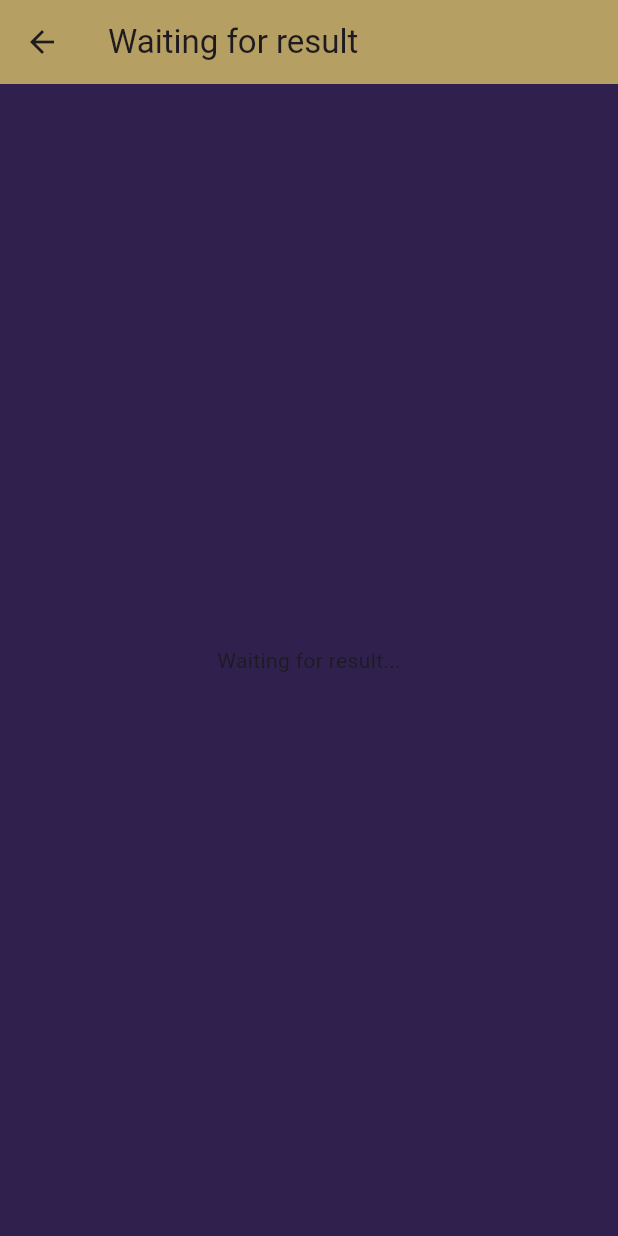
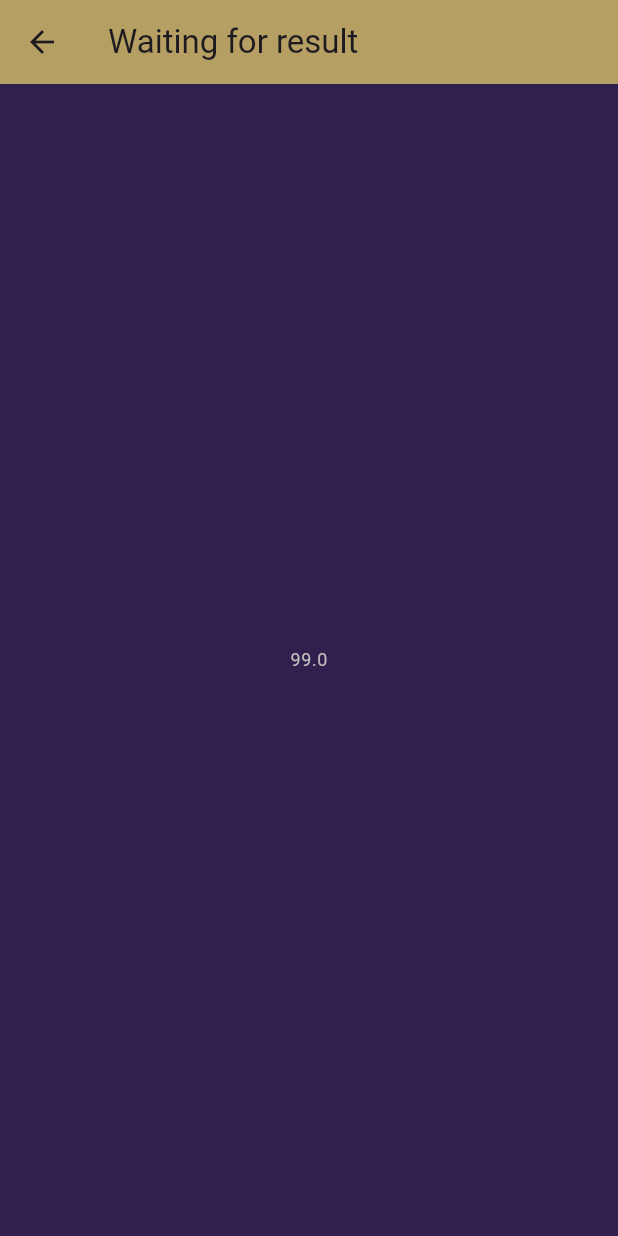
Before and after one commit to walkerhsu/makeNTU2024, a Flutter app: the WaitResultPage screen opened directly, on a phone screen of 412 x 824 dp. Run offline on Flutter 3.47's test engine with Material 3 defaults, Android fonts, the phone set to English and light mode, and no system bars; our stand-ins replace flutter_dotenv, flutter_redux, flutter_tts, geolocator, loading_animation_widget, quickalert and 1 more; missing offline and left inert: mapbox_gl, mapbox_search.

Commit message:
:sparkles: add userState with health and show on waiting page

```diff
--- a/app/lib/game/game_main/story.dart
+++ b/app/lib/game/game_main/story.dart
@@ -76,8 +76,6 @@
                   store.dispatch(SetVoiceTextAction(newVoiceText));
                   store.dispatch(SpeakTextAction(newVoiceText));
                 }
-                // pop the last route
-                Navigator.pop(context);
                 // push the new route on the previous route
                 Navigator.pushNamed(context, '/game/wait_result');
               },
--- /dev/null
+++ b/app/lib/game/game_main/userState/actions.dart
@@ -0,0 +1,5 @@
+class SetHealthAction {
+  final double health;
+
+  SetHealthAction(this.health);
+}
--- /dev/null
+++ b/app/lib/game/game_main/userState/reducer.dart
@@ -0,0 +1,10 @@
+import 'package:rpg_game/game/game_main/userState/actions.dart';
+import 'package:rpg_game/game/game_main/userState/state.dart';
+
+// Reducer for the speaking state
+UserState setUserStateReducer(UserState state, dynamic action) {
+  if (action is SetHealthAction) {
+    return state.copyWith(health: action.health);
+  }
+  return state;
+}
--- /dev/null
+++ b/app/lib/game/game_main/userState/state.dart
@@ -0,0 +1,15 @@
+class UserState {
+  double health;
+
+  UserState({
+    this.health = 100.0,
+  });
+
+  UserState copyWith({
+    double? health,
+  }) {
+    return UserState(
+      health: health ?? this.health,
+    );
+  }
+}
--- /dev/null
+++ b/app/lib/game/game_main/userState/store.dart
@@ -0,0 +1,8 @@
+import 'package:redux/redux.dart';
+import 'package:rpg_game/game/game_main/userState/reducer.dart';
+import 'package:rpg_game/game/game_main/userState/state.dart';
+
+final Store<UserState> store = Store<UserState>(
+  setUserStateReducer,
+  initialState: UserState(),
+);
--- a/app/lib/game/game_main/wait_result.dart
+++ b/app/lib/game/game_main/wait_result.dart
@@ -1,22 +1,43 @@
+import 'dart:async';
+
 import 'package:flutter/material.dart';
+import 'package:flutter_redux/flutter_redux.dart';
+import 'package:rpg_game/game/game_main/userState/actions.dart';
+import 'package:rpg_game/game/game_main/userState/state.dart';
+import 'package:rpg_game/game/game_main/userState/store.dart';
 
-class WaitResultPage extends StatelessWidget {
+class WaitResultPage extends StatefulWidget {
   const WaitResultPage({super.key});
+
+  @override
+  State<WaitResultPage> createState() => _WaitResultPageState();
+}
+
+class _WaitResultPageState extends State<WaitResultPage> {
+  Timer? timer = Timer.periodic(const Duration(seconds: 1), (Timer timer) {
+    store.dispatch(SetHealthAction(store.state.health - 1));
+  });
+
   @override
   Widget build(BuildContext context) {
-    print("in");
+    return StoreProvider<UserState>(
+        store: store,
+        child: StoreConnector<UserState, double>(
+            converter: (store) => store.state.health,
+            builder: (context, health) {
               return Scaffold(
                 appBar: AppBar(
-        title: Text('Waiting for result'),
+                  title: const Text('Waiting for result'),
                 ),
                 body: Center(
                   child: Column(
                     mainAxisAlignment: MainAxisAlignment.center,
                     children: <Widget>[
-            Text('Waiting for result...'),
+                      Text(store.state.health.toString(), style: Theme.of(context).textTheme.bodySmall),
                     ],
                   ),
                 ),
               );
+            }));
   }
 }
--- a/app/lib/main.dart
+++ b/app/lib/main.dart
@@ -1,8 +1,8 @@
 import 'package:flutter/material.dart';
 import 'package:flutter_dotenv/flutter_dotenv.dart';
 import 'package:mapbox_search/mapbox_search.dart';
+import 'package:rpg_game/game/game_main/wait_result.dart';
 
-import 'quiz.dart';
 import 'quiz_result.dart';
 import 'welcome.dart';
 import 'game/game_settings/game_settings.dart';
@@ -28,11 +28,10 @@
       home: const WelcomePage(),
       routes: {
         '/home': (context) => const WelcomePage(),
-        '/quiz': (context) => const QuizPage(),
         '/result': (context) => const ResultPage(),
         '/game/settings': (context) => const GameSettingsPage(),
         '/game/main': (context) => const GameMainBuilder(),
-        '/game/wait_result': (context) => const QuizPage(),
+        '/game/wait_result': (context) => const WaitResultPage(),
       },
     );
   }
```
Lines whose indentation alone changed are shown as unchanged.
